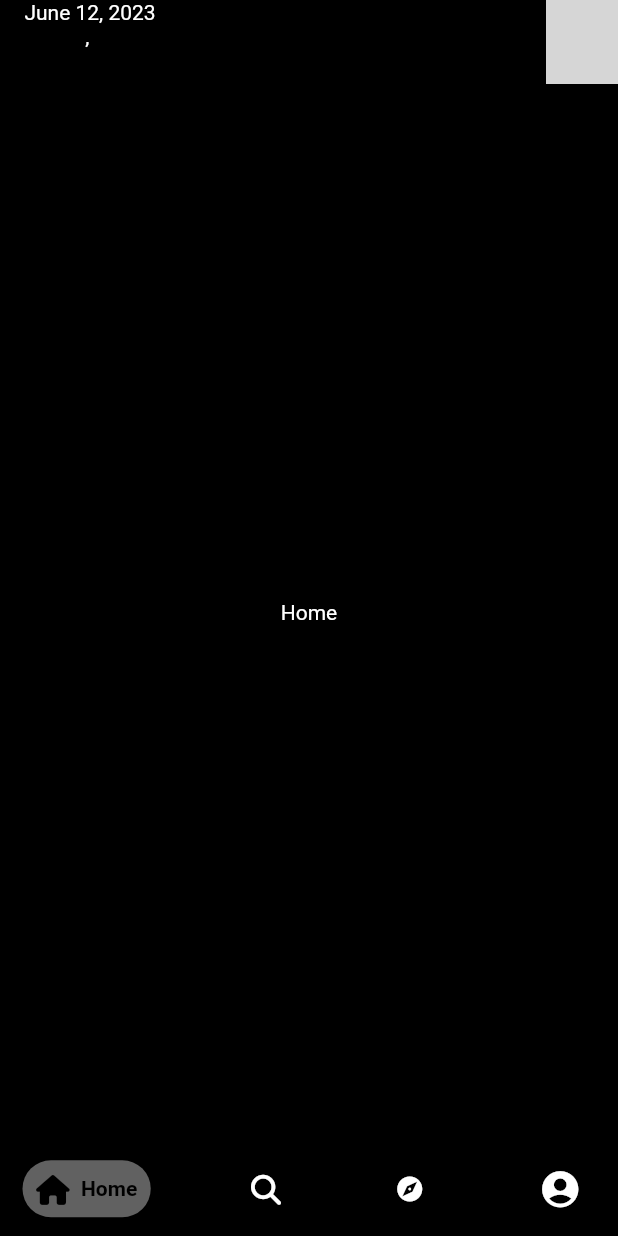
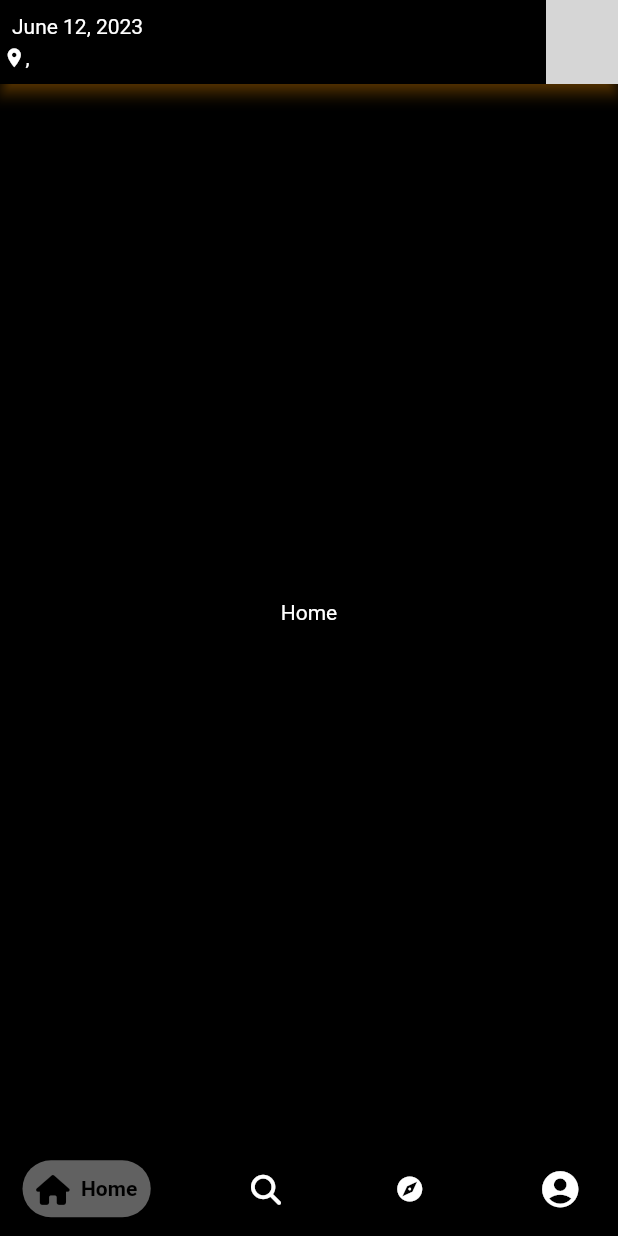
Before and after one commit to EnigmaTasks/WeatherApp, a Flutter app: the screen it shows after launch, on a phone screen of 412 x 824 dp. Run offline on Flutter 3.47's test engine with Material 2 defaults, Android fonts, the phone set to English and light mode, and no system bars; drawn by our look-alikes of google_nav_bar; our stand-ins replace font_awesome_flutter, geocoding, google_fonts, location; missing offline and left inert: dark_light_button; grey boxes are pictures that could not be loaded.

Commit message:
minor UI changes in appbar

```diff
--- a/lib/main.dart
+++ b/lib/main.dart
@@ -13,6 +13,7 @@ import 'package:google_nav_bar/google_nav_bar.dart';
 import 'package:font_awesome_flutter/font_awesome_flutter.dart';
 import 'package:dark_light_button/dark_light_button.dart';
 import 'package:intl/intl.dart';
+import 'package:google_fonts/google_fonts.dart';
 
 //Main
 void main() {
@@ -77,19 +78,40 @@ class _MaterialAppBaseState extends State<MaterialAppBase> {
       debugShowCheckedModeBanner: false,
       home: Scaffold(
         appBar: AppBar(
-          leadingWidth: 120,
+          leadingWidth: 240,
           leading: Column(
+            mainAxisAlignment: MainAxisAlignment.center,
+            crossAxisAlignment: CrossAxisAlignment.start,
             children: [
-              Text(
+              Padding(
+                padding: const EdgeInsets.only(left: 8.0),
+                child: Text(
                   DateFormat('yMMMMd').format(DateTime.now()),
                   style: isDarkTheme
                       ? const TextStyle(color: Colors.white)
                       : const TextStyle(color: Colors.black),
                 ),
+              ),
+              Padding(
+                padding: const EdgeInsets.only(top: 5.0, left: 2.0),
+                child: Row(
+                  children: [
+                    const Icon(
+                      Icons.location_on,
+                      size: 15,
+                    ),
                     Text(
-                '${country!}, ${adminArea!}',
-                style: TextStyle(color: Colors.white),
+                      country!.toUpperCase(),
+                      style: GoogleFonts.ubuntu(
+                          color: Colors.white, fontWeight: FontWeight.bold),
+                    ),
+                    Text(
+                      ', ${adminArea!}',
+                      style: const TextStyle(color: Colors.white),
                     )
+                  ],
+                ),
+              ),
             ],
           ),
           backgroundColor: isDarkTheme ? Colors.black : Colors.white,
@@ -104,6 +126,7 @@ class _MaterialAppBaseState extends State<MaterialAppBase> {
               },
             ),
           ],
+          shadowColor: Colors.orange,
         ),
         backgroundColor: isDarkTheme == true ? Colors.black : Colors.white,
         body: Center(
--- a/pubspec.yaml
+++ b/pubspec.yaml
@@ -41,6 +41,7 @@ dependencies:
   intl: ^0.18.1
   location: ^4.4.0
   geocoding: ^2.1.0
+  google_fonts: ^4.0.4
 
 
 dev_dependencies:
```
Also changed, not shown: pubspec.lock, 1 other file. Lines whose indentation alone changed are shown as unchanged.
